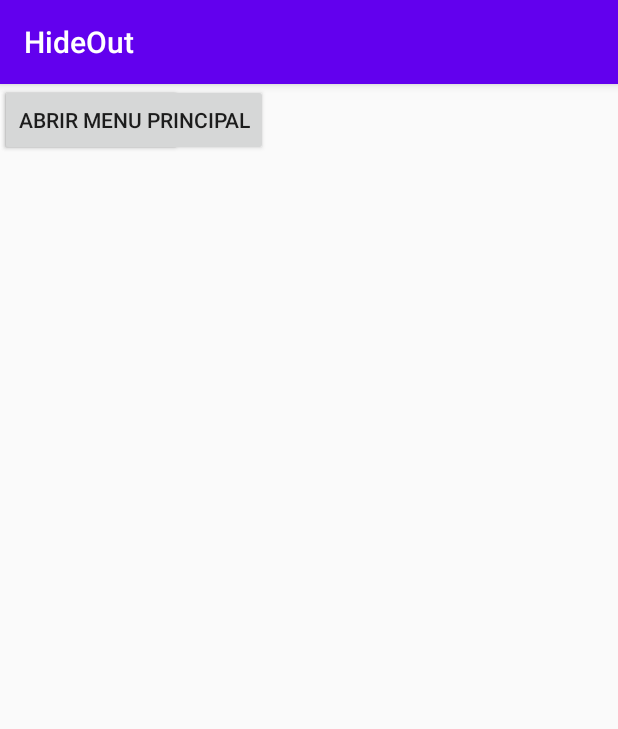
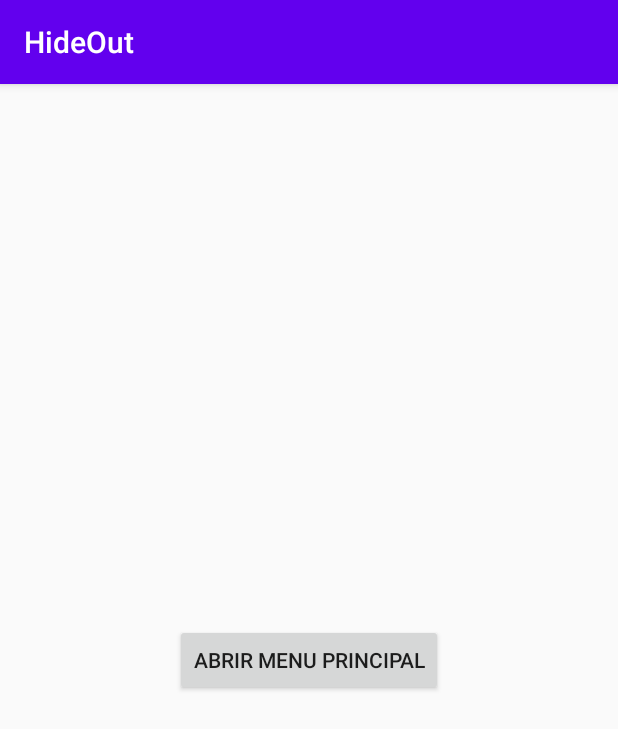
Before and after one commit to AlbertDG99/HideOut, an Android app: the screen it shows after launch (MainActivity), on a phone screen of 412 x 824 dp. Shown: the top 729 px of the screen. Run offline under Robolectric (Android 15) with nearby library versions, the phone set to English and light mode, and no system bars; our stand-ins replace Firebase (no records; nobody signed in at launch, a user with empty details on screens opened directly); libraries missing offline, so code that uses them is left out: com.firebase.ui; 2 statements that could not run were skipped.

```diff
--- a/app/src/main/java/com/example/hideout/MainActivity.java
+++ b/app/src/main/java/com/example/hideout/MainActivity.java
@@ -5,6 +5,7 @@ import androidx.appcompat.app.AppCompatActivity;
 
 import android.content.Intent;
 import android.os.Bundle;
+import android.view.View;
 
 import com.firebase.ui.auth.AuthUI;
 import com.firebase.ui.auth.IdpResponse;
@@ -24,8 +25,6 @@ public class MainActivity extends AppCompatActivity {
     protected void onCreate(Bundle savedInstanceState) {
         super.onCreate(savedInstanceState);
         setContentView(R.layout.activity_main);
-
-
 
         providers = Arrays.asList(
                 new AuthUI.IdpConfig.EmailBuilder().build(),
@@ -63,4 +62,9 @@ public class MainActivity extends AppCompatActivity {
             }
         }
     }
+
+    public void abrirMenu(View view){
+        Intent intent = new Intent(this, MenuPrincipal.class);
+        startActivity(intent);
+    }
 }
--- a/app/src/main/res/layout/activity_main.xml
+++ b/app/src/main/res/layout/activity_main.xml
@@ -1,17 +1,11 @@
 <?xml version="1.0" encoding="utf-8"?>
-<androidx.constraintlayout.widget.ConstraintLayout xmlns:android="http://schemas.android.com/apk/res/android"
+<LinearLayout xmlns:android="http://schemas.android.com/apk/res/android"
     xmlns:app="http://schemas.android.com/apk/res-auto"
     xmlns:tools="http://schemas.android.com/tools"
     android:layout_width="match_parent"
     android:layout_height="match_parent"
+    android:gravity="center"
     tools:context=".MainActivity">
-    <Button
-        android:layout_width="wrap_content"
-        android:layout_height="wrap_content"
-        android:id="@+id/btn"
-        android:layout_centerInParent="true"
-        android:text="GET LOCATION"
-        tools:ignore="MissingConstraints" />
 
     <Button
         android:id="@+id/button"
@@ -21,4 +15,4 @@
         tools:layout_editor_absoluteX="122dp"
         tools:layout_editor_absoluteY="197dp"
         android:onClick="abrirMenu"/>
-</androidx.constraintlayout.widget.ConstraintLayout>
+</LinearLayout>
```
